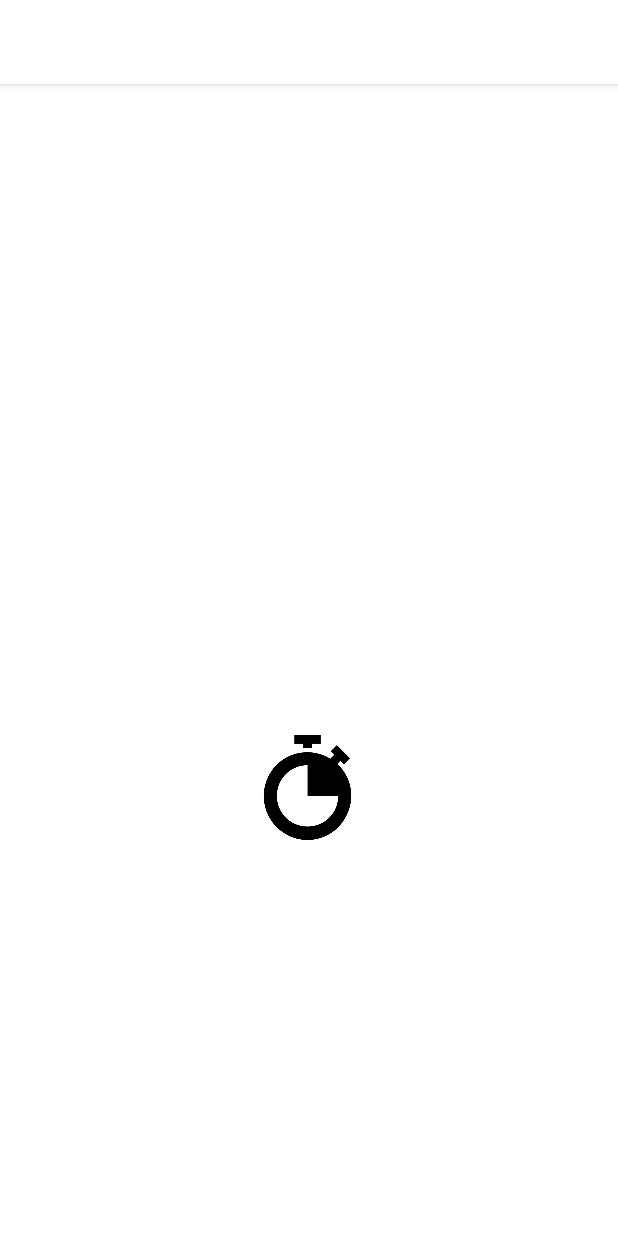
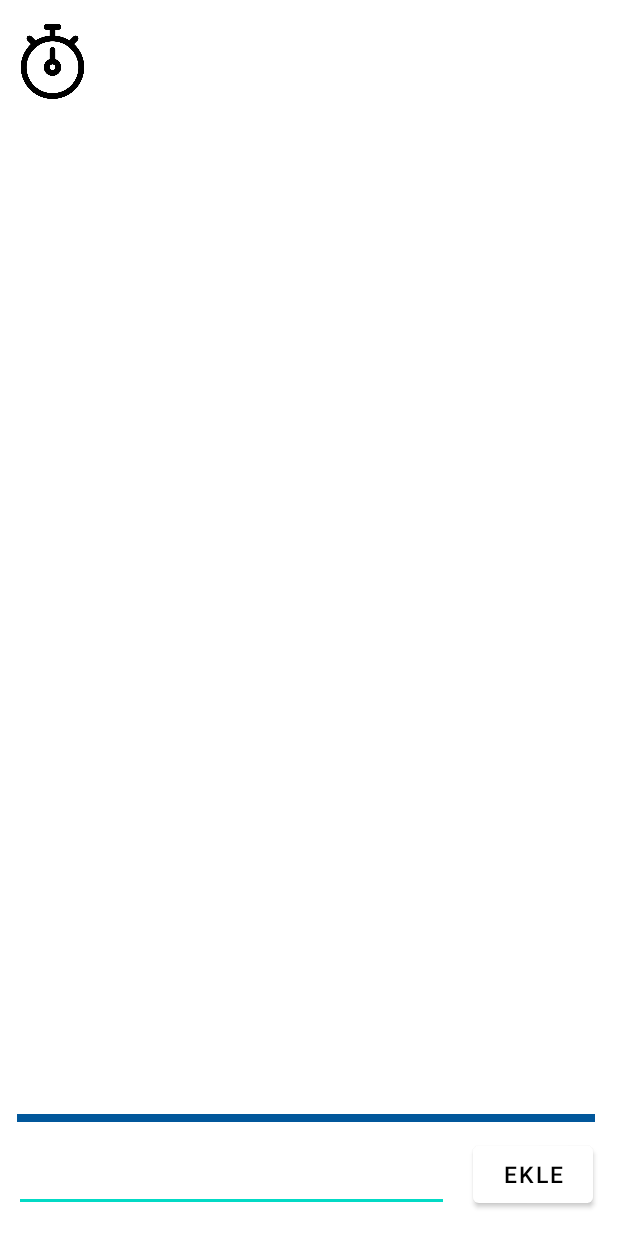
Before and after one commit to ibrahimozturk47/aet-tnet2g-ncelleme1, an Android app: the screen it shows after launch (Anasayfaactivity before the commit, MainActivity2 after it), after a tap on an icon or button, on a phone screen of 412 x 824 dp. Run offline under Robolectric (Android 15) with nearby library versions, the phone set to English and light mode, and no system bars.

Commit message:
Proje Güncelleme2

```diff
--- a/app/build.gradle
+++ b/app/build.gradle
@@ -25,6 +25,9 @@ android {
         sourceCompatibility JavaVersion.VERSION_1_8
         targetCompatibility JavaVersion.VERSION_1_8
     }
+    buildFeatures {
+        viewBinding true
+    }
 }
 
 dependencies {
--- a/app/src/main/AndroidManifest.xml
+++ b/app/src/main/AndroidManifest.xml
@@ -10,7 +10,7 @@
         android:supportsRtl="true"
         android:theme="@style/Theme.Etütnet">
         <activity
-            android:name=".Anasayfaactivity"
+            android:name=".MainActivity2"
             android:exported="false" />
         <activity
             android:name=".SpashScreen"
--- a/app/src/main/java/com/test/ettnet/Anasayfaactivity.java
+++ /dev/null
@@ -1,32 +0,0 @@
-package com.test.ettnet;
-
-import androidx.appcompat.app.AppCompatActivity;
-
-import android.content.Intent;
-import android.os.Bundle;
-import android.view.View;
-import android.widget.Button;
-import android.widget.ImageView;
-
-public class Anasayfaactivity extends AppCompatActivity {
-    Button geçiş;
-    ImageView resim;
-    @Override
-    protected void onCreate(Bundle savedInstanceState) {
-        super.onCreate(savedInstanceState);
-        setContentView(R.layout.activity_anasayfaactivity);
-        geçiş=findViewById(R.id.butonseçim);
-        resim=findViewById(R.id.seçimresim);
-
-        Intent gelenintent=getIntent();
-        geçiş.setOnClickListener(new View.OnClickListener() {
-            @Override
-            public void onClick(View view) {
-                Intent intent=new Intent(Anasayfaactivity.this,MainActivity.class);
-                startActivity(intent);
-
-            }
-        });
-
-    }
-}
--- /dev/null
+++ b/app/src/main/java/com/test/ettnet/MainActivity2.java
@@ -0,0 +1,87 @@
+package com.test.ettnet;
+
+import androidx.appcompat.app.AppCompatActivity;
+
+import android.content.Context;
+import android.content.Intent;
+import android.os.Bundle;
+import android.view.View;
+import android.view.Window;
+import android.view.WindowManager;
+import android.widget.AdapterView;
+import android.widget.ArrayAdapter;
+import android.widget.Button;
+import android.widget.EditText;
+import android.widget.ImageView;
+import android.widget.ListView;
+import android.widget.Toast;
+
+import java.util.ArrayList;
+import java.util.List;
+
+public class MainActivity2 extends AppCompatActivity {
+    private ArrayAdapter<String> itemAdapter;
+    private ArrayList<String> items;
+    private ListView listview;
+    private Button button,cıkısbuton2;
+    private ImageView cıkısresim2;
+
+    @Override
+    protected void onCreate(Bundle savedInstanceState) {
+        super.onCreate(savedInstanceState);
+        requestWindowFeature(Window.FEATURE_NO_TITLE);
+        this.getWindow().setFlags(WindowManager.LayoutParams.FLAG_FULLSCREEN, WindowManager.LayoutParams.FLAG_FULLSCREEN);
+        getSupportActionBar().hide();
+        setContentView(R.layout.activity_main2);
+        listview=findViewById(R.id.listview);
+        button=findViewById(R.id.button);
+        cıkısbuton2=findViewById(R.id.cıkısbuton2);
+        cıkısresim2=findViewById(R.id.cıkısresimsiyah2);
+
+        button.setOnClickListener(new View.OnClickListener() {
+            @Override
+            public void onClick(View view) {
+                addItem(view);
+            }
+        });
+        cıkısbuton2.setOnClickListener(new View.OnClickListener() {
+            @Override
+            public void onClick(View view) {
+                Intent intent=new Intent(MainActivity2.this,MainActivity.class);
+                startActivity(intent);
+            }
+        });
+        items=new ArrayList<>();
+        itemAdapter=new ArrayAdapter<>(this, android.R.layout.simple_list_item_1,items);
+        listview.setAdapter(itemAdapter);
+        setUpListViewListener();
+
+    }
+
+    private void setUpListViewListener() {
+        listview.setOnItemLongClickListener(new AdapterView.OnItemLongClickListener() {
+            @Override
+            public boolean onItemLongClick(AdapterView<?> adapterView, View view, int i, long l) {
+                Context context = getApplicationContext();
+                Toast.makeText(context, "Aktivite silindi!", Toast.LENGTH_SHORT).show();
+                items.remove(i);
+                itemAdapter.notifyDataSetChanged();
+                return false;
+            }
+        });
+    }
+
+
+    private void addItem(View view ){
+        EditText input=findViewById(R.id.editTextTextPersonName);
+        String itemtext=input.getText().toString();
+        if (!(itemtext.equals(""))){
+            itemAdapter.add(itemtext);
+            input.setText("");
+        }else{
+            Toast.makeText(this, "Bir aktivite ekleyin", Toast.LENGTH_SHORT).show();
+        }
+
+    }
+
+}
--- a/app/src/main/res/layout/activity_anasayfaactivity.xml
+++ /dev/null
@@ -1,35 +0,0 @@
-<?xml version="1.0" encoding="utf-8"?>
-<androidx.constraintlayout.widget.ConstraintLayout xmlns:android="http://schemas.android.com/apk/res/android"
-    xmlns:app="http://schemas.android.com/apk/res-auto"
-    xmlns:tools="http://schemas.android.com/tools"
-    android:layout_width="match_parent"
-    android:layout_height="match_parent"
-    android:visibility="visible"
-    tools:context=".Anasayfaactivity"
-    tools:visibility="visible">
-
-    <Button
-        android:id="@+id/butonseçim"
-        android:layout_width="70dp"
-        android:layout_height="70dp"
-        android:background="#00FFFFFF"
-        android:visibility="visible"
-        app:layout_constraintBottom_toBottomOf="@+id/seçimresim"
-        app:layout_constraintEnd_toEndOf="@+id/seçimresim"
-        app:layout_constraintTop_toTopOf="@+id/seçimresim"
-        app:layout_constraintVertical_bias="1.0"
-        tools:visibility="visible" />
-
-    <ImageView
-        android:id="@+id/seçimresim"
-        android:layout_width="70dp"
-        android:layout_height="70dp"
-        android:layout_marginBottom="264dp"
-        android:visibility="visible"
-        app:layout_constraintBottom_toBottomOf="parent"
-        app:layout_constraintEnd_toEndOf="parent"
-        app:layout_constraintHorizontal_bias="0.498"
-        app:layout_constraintStart_toStartOf="parent"
-        app:srcCompat="@drawable/stopwatch"
-        tools:visibility="visible" />
-</androidx.constraintlayout.widget.ConstraintLayout>
--- /dev/null
+++ b/app/src/main/res/layout/activity_main2.xml
@@ -0,0 +1,92 @@
+<?xml version="1.0" encoding="utf-8"?>
+<androidx.constraintlayout.widget.ConstraintLayout xmlns:android="http://schemas.android.com/apk/res/android"
+    xmlns:app="http://schemas.android.com/apk/res-auto"
+    xmlns:tools="http://schemas.android.com/tools"
+    android:layout_width="match_parent"
+    android:layout_height="match_parent"
+    tools:context=".MainActivity2">
+
+
+    <EditText
+        android:id="@+id/editTextTextPersonName"
+        android:layout_width="290dp"
+        android:layout_height="50dp"
+        android:layout_marginBottom="16dp"
+        android:ems="10"
+        android:inputType="textPersonName"
+        android:text=""
+        app:layout_constraintBottom_toBottomOf="parent"
+        app:layout_constraintEnd_toEndOf="parent"
+        app:layout_constraintHorizontal_bias="0.079"
+        app:layout_constraintStart_toStartOf="parent" />
+
+    <Button
+        android:id="@+id/button"
+        android:layout_width="80dp"
+        android:layout_height="50dp"
+        android:layout_marginBottom="16dp"
+        android:textColor="@color/black"
+        android:text="Ekle"
+        android:textSize="15dp"
+        app:flow_verticalAlign="center"
+        android:visibility="visible"
+        app:layout_constraintBottom_toBottomOf="parent"
+        app:layout_constraintEnd_toEndOf="parent"
+        app:layout_constraintHorizontal_bias="0.95"
+        app:layout_constraintStart_toStartOf="parent" />
+
+    <View
+        android:id="@+id/divider"
+        android:layout_width="385dp"
+        android:layout_height="5dp"
+        android:layout_marginBottom="76dp"
+        android:background="@color/light_blue_900"
+        app:layout_constraintBottom_toBottomOf="parent"
+        app:layout_constraintEnd_toEndOf="parent"
+        app:layout_constraintHorizontal_bias="0.423"
+        app:layout_constraintStart_toStartOf="parent" />
+
+    <ImageView
+        android:id="@+id/cıkısresimsiyah2"
+        android:layout_width="50dp"
+        android:layout_height="50dp"
+        android:layout_marginTop="16dp"
+        app:layout_constraintEnd_toEndOf="parent"
+        app:layout_constraintHorizontal_bias="0.027"
+        app:layout_constraintStart_toStartOf="parent"
+        app:layout_constraintTop_toTopOf="parent"
+        app:srcCompat="@drawable/pomodorosiyah" />
+
+    <Button
+        android:id="@+id/cıkısbuton2"
+        android:layout_width="50dp"
+        android:layout_height="50dp"
+        android:layout_marginTop="16dp"
+        android:background="#00FFFFFF"
+        android:contentDescription="@string/app_name"
+        android:visibility="visible"
+        app:layout_constraintEnd_toEndOf="parent"
+        app:layout_constraintHorizontal_bias="0.027"
+        app:layout_constraintStart_toStartOf="parent"
+        app:layout_constraintTop_toTopOf="parent" />
+
+    <LinearLayout
+
+        android:layout_width="411dp"
+        android:layout_height="455dp"
+        android:layout_marginTop="70dp"
+        android:orientation="vertical"
+        app:layout_constraintBottom_toBottomOf="parent"
+        app:layout_constraintEnd_toEndOf="parent"
+        app:layout_constraintHorizontal_bias="0.0"
+        app:layout_constraintStart_toStartOf="parent"
+        app:layout_constraintTop_toTopOf="parent"
+        app:layout_constraintVertical_bias="0.021">
+
+
+        <ListView
+            android:id="@+id/listview"
+            android:layout_width="match_parent"
+            android:layout_height="454dp" />
+    </LinearLayout>
+</androidx.constraintlayout.widget.ConstraintLayout>
--- a/app/src/main/res/values-night/themes.xml
+++ b/app/src/main/res/values-night/themes.xml
@@ -13,4 +13,9 @@
         <item name="android:statusBarColor" tools:targetApi="l">?attr/colorPrimaryVariant</item>
         <!-- Customize your theme here. -->
     </style>
+
+    <style name="ThemeOverlay.Etütnet.FullscreenContainer" parent="">
+        <item name="fullscreenBackgroundColor">@color/light_blue_900</item>
+        <item name="fullscreenTextColor">@color/light_blue_A400</item>
+    </style>
 </resources>
--- /dev/null
+++ b/app/src/main/res/values/attrs.xml
@@ -0,0 +1,6 @@
+<resources>
+    <declare-styleable name="FullscreenAttrs">
+        <attr name="fullscreenBackgroundColor" format="color" />
+        <attr name="fullscreenTextColor" format="color" />
+    </declare-styleable>
+</resources>
--- a/app/src/main/res/values/colors.xml
+++ b/app/src/main/res/values/colors.xml
@@ -7,4 +7,9 @@
     <color name="teal_700">#FF018786</color>
     <color name="black">#FF000000</color>
     <color name="white">#FFFFFFFF</color>
+    <color name="light_blue_600">#FF039BE5</color>
+    <color name="light_blue_900">#FF01579B</color>
+    <color name="light_blue_A200">#FF40C4FF</color>
+    <color name="light_blue_A400">#FF00B0FF</color>
+    <color name="black_overlay">#66000000</color>
 </resources>
--- a/app/src/main/res/values/strings.xml
+++ b/app/src/main/res/values/strings.xml
@@ -1,3 +1,6 @@
 <resources>
     <string name="app_name">Etütnet</string>
+    <string name="title_activity_yapilacaklar">yapilacaklarActivity</string>
+    <string name="dummy_button">Dummy Button</string>
+    <string name="dummy_content">DUMMY\nCONTENT</string>
 </resources>
```
Also changed, not shown: app/src/main/java/com/test/ettnet/MainActivity.java (+3 -1 lines), app/src/main/res/layout/activity_main.xml (+14 -2 lines), app/src/main/res/values/styles.xml (added, +11 -0 lines), app/src/main/res/values/themes.xml (+11 -0 lines), app/src/main/res/drawable-v24/checklist.png (added).
